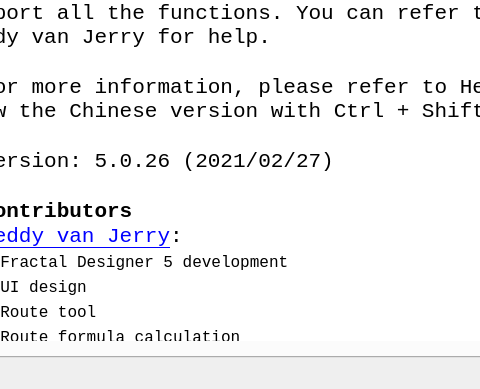
Before: the Qt Designer form mainwindow.ui in Teddy-van-Jerry/Fractal_Designer, drawn with Qt 5; both pictures show x 92 to 572 and y 311 to 700 of the 1000 by 700 pixel window.
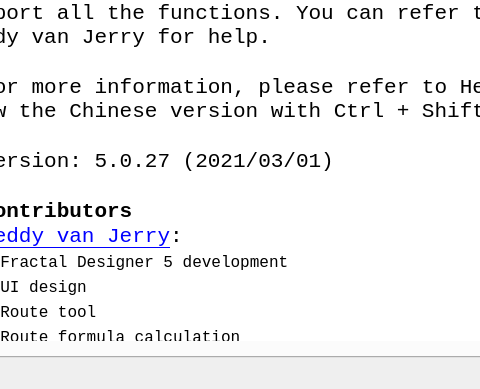
After: the same form once the commit is applied. Icons and pictures are not drawn.

Diff of the .ui file:
```diff
--- a/mainwindow.ui
+++ b/mainwindow.ui
@@ -103,7 +103,7 @@
 &lt;p style=&quot;-qt-paragraph-type:empty; margin-top:0px; margin-bottom:0px; margin-left:0px; margin-right:0px; -qt-block-indent:0; text-indent:0px; font-size:16pt;&quot;&gt;&lt;br /&gt;&lt;/p&gt;
 &lt;p style=&quot; margin-top:0px; margin-bottom:0px; margin-left:0px; margin-right:0px; -qt-block-indent:0; text-indent:0px;&quot;&gt;&lt;span style=&quot; font-size:16pt;&quot;&gt;  For more information, please refer to Help (Ctrl + H) or view the Chinese version with Ctrl + Shift + H.&lt;/span&gt;&lt;/p&gt;
 &lt;p style=&quot;-qt-paragraph-type:empty; margin-top:0px; margin-bottom:0px; margin-left:0px; margin-right:0px; -qt-block-indent:0; text-indent:0px; font-size:16pt;&quot;&gt;&lt;br /&gt;&lt;/p&gt;
-&lt;p style=&quot; margin-top:0px; margin-bottom:0px; margin-left:0px; margin-right:0px; -qt-block-indent:0; text-indent:0px;&quot;&gt;&lt;span style=&quot; font-size:16pt;&quot;&gt;  Version: 5.0.26 (2021/02/27)&lt;/span&gt;&lt;/p&gt;
+&lt;p style=&quot; margin-top:0px; margin-bottom:0px; margin-left:0px; margin-right:0px; -qt-block-indent:0; text-indent:0px;&quot;&gt;&lt;span style=&quot; font-size:16pt;&quot;&gt;  Version: 5.0.27 (2021/03/01)&lt;/span&gt;&lt;/p&gt;
 &lt;p style=&quot;-qt-paragraph-type:empty; margin-top:0px; margin-bottom:0px; margin-left:0px; margin-right:0px; -qt-block-indent:0; text-indent:0px; font-family:'SimSun'; font-size:16pt;&quot;&gt;&lt;br /&gt;&lt;/p&gt;
 &lt;p style=&quot; margin-top:0px; margin-bottom:0px; margin-left:0px; margin-right:0px; -qt-block-indent:0; text-indent:0px;&quot;&gt;&lt;span style=&quot; font-family:'SimSun'; font-size:16pt;&quot;&gt;  &lt;/span&gt;&lt;span style=&quot; font-family:'SimSun'; font-size:16pt; font-weight:600;&quot;&gt;Contributors&lt;/span&gt;&lt;/p&gt;
 &lt;p style=&quot; margin-top:0px; margin-bottom:0px; margin-left:0px; margin-right:0px; -qt-block-indent:0; text-indent:0px;&quot;&gt;&lt;span style=&quot; font-family:'SimSun'; font-size:16pt;&quot;&gt;  &lt;/span&gt;&lt;a href=&quot;https://blog.csdn.net/weixin_50012998&quot;&gt;&lt;span style=&quot; font-family:'SimSun'; font-size:16pt; text-decoration: underline; color:#0000ff;&quot;&gt;Teddy van Jerry&lt;/span&gt;&lt;/a&gt;&lt;span style=&quot; font-family:'SimSun'; font-size:16pt;&quot;&gt;:&lt;/span&gt;&lt;/p&gt;
```
Left out of the diff: 2 changed lines with no effect on the pictures.
